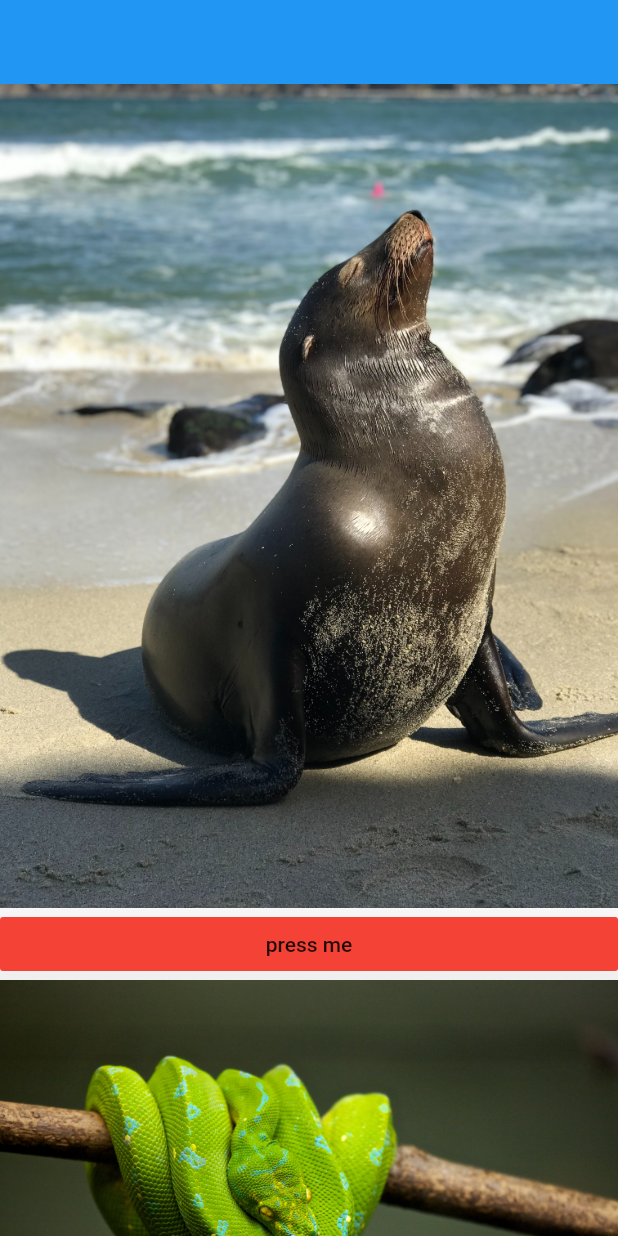
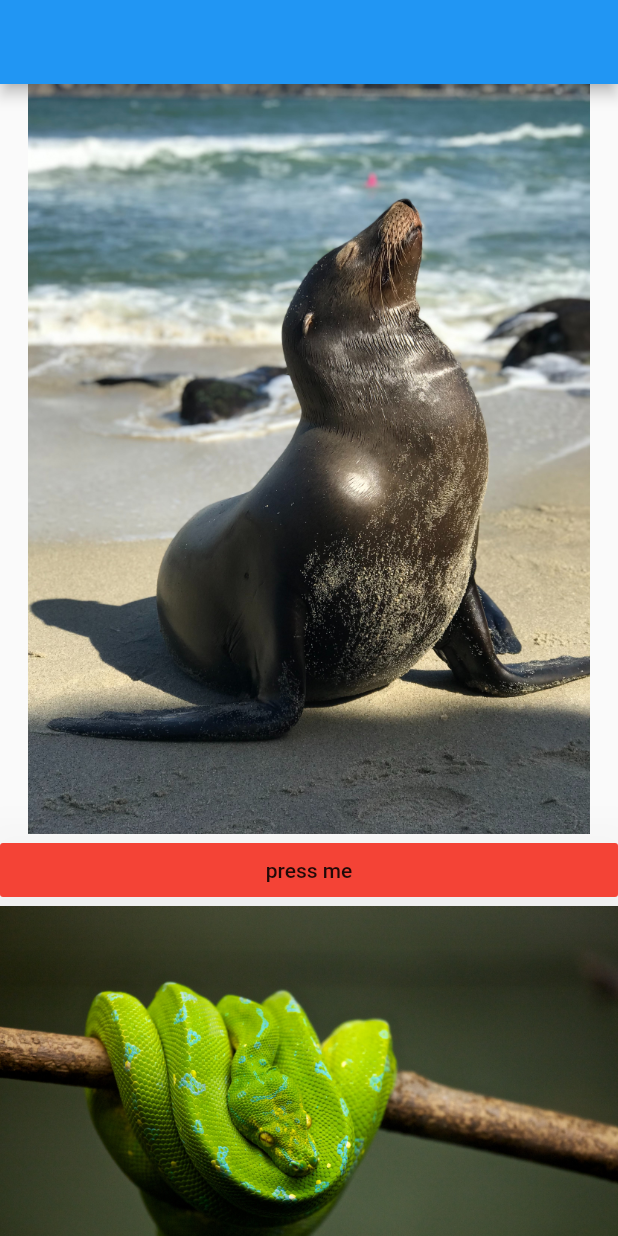
Before and after one commit to YazeedGhazalat/Assignment_3, a Flutter app: the screen it shows after launch, on a phone screen of 412 x 824 dp. Run offline on Flutter 3.47's test engine with Material 2 defaults, Android fonts, the phone set to English and light mode, and no system bars.

Commit message:
this is 2ed update

```diff
--- a/lib/main.dart
+++ b/lib/main.dart
@@ -15,7 +15,8 @@ class MyApp extends StatelessWidget {
         body: ListView(
           //scrollDirection: Axis.horizontal,
           children: [
-            Image(
+            Image(height: 500,
+            width: 500,
               image: AssetImage("images/1.jpg"),
             ),
             RaisedButton(
@@ -25,26 +26,15 @@ class MyApp extends StatelessWidget {
               child: Text("press me"),
               // disabledColor: Colors.amber,
               // disabledTextColor: Colors.black,
-              onPressed: () => print("im 1 but"),
+              onPressed: () => print("im Button 1"),
               color: Colors.red,
               onLongPress: () {},
             ),
             Image(
+
               image: AssetImage("images/2.jpg"),
             ),
-            Row(children: [ElevatedButton(
-              style: ElevatedButton.styleFrom(
-                  shadowColor: Colors.purpleAccent,
-                  elevation: 40,
-                  alignment: Alignment.center,
 
-                 // fixedSize: Size(20, 20),
-                  minimumSize: Size(1, 50),
-                  primary: Colors.blue[900],
-                  onPrimary: Colors.white),
-              onPressed: () => print("im 2 but"),
-              child: Text("press me two"),
-            ),
                 ElevatedButton(
                   style: ElevatedButton.styleFrom(
                       shadowColor: Colors.purpleAccent,
@@ -55,48 +45,37 @@ class MyApp extends StatelessWidget {
                       minimumSize: Size(1, 50),
                       primary: Colors.blue[900],
                       onPrimary: Colors.white),
-              onPressed: () => print("im 2 but"),
-              child: Text("press me two"),
-            ),],),
+                  onPressed: () => print("im Button 2"),
+                  child: Text("press me im 2"),
 
-            Image(
+
+            ),
+            Image(height: 500,
+            width: 500,
               image: AssetImage("images/3.jpg"),
+
             ),
-            Column(
-              children: [
-                Card(
-                  elevation: 25,
-                  shadowColor: Colors.blue,
-                  color: Colors.blue[100],
-                  child: Text(
-                    "horse",
-                    style: TextStyle(fontSize: 40),
-                  ),
-                ),
-                Card(
-                  elevation: 25,
-                  shadowColor: Colors.amber,
-                  color: Colors.amber[100],
-                  child: Text(
-                    "snake",
-                    style: TextStyle(fontSize: 40),
-                  ),
-                ),
-                Card(
-                  elevation: 25,
-                  shadowColor: Colors.red,
-                  color: Colors.red[100],
-                  child: Text(
-                    "dear",
-                    style: TextStyle(fontSize: 40),
-                  ),
-                )
-              ],
+
+                ElevatedButton(
+                  style: ElevatedButton.styleFrom(
+                      shadowColor: Colors.purpleAccent,
+                      elevation: 40,
+                      alignment: Alignment.center,
+
+                      // fixedSize: Size(20, 20),
+                      minimumSize: Size(1, 50),
+                      primary: Colors.blue[900],
+                      onPrimary: Colors.white),
+                  onPressed: () => print("im Button 3"),
+                  child: Text("press me im 3"),
+
+
+
             ),
             Divider(
               color: Colors.amber,
               thickness: 5,
-            )
+            ),
           ],
         ),
       ),
```
Lines whose indentation alone changed are shown as unchanged.
